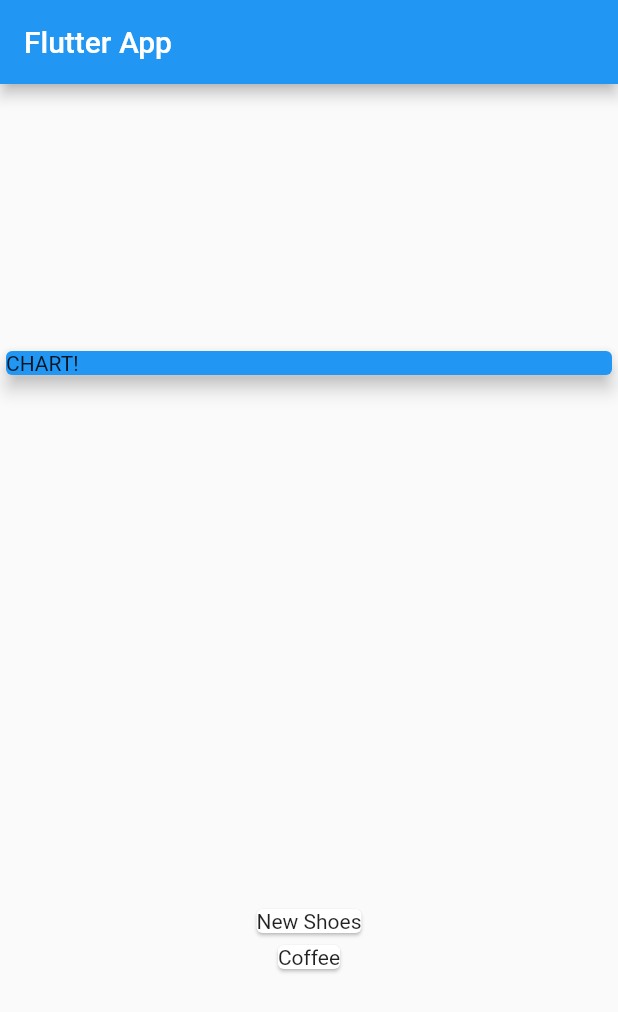
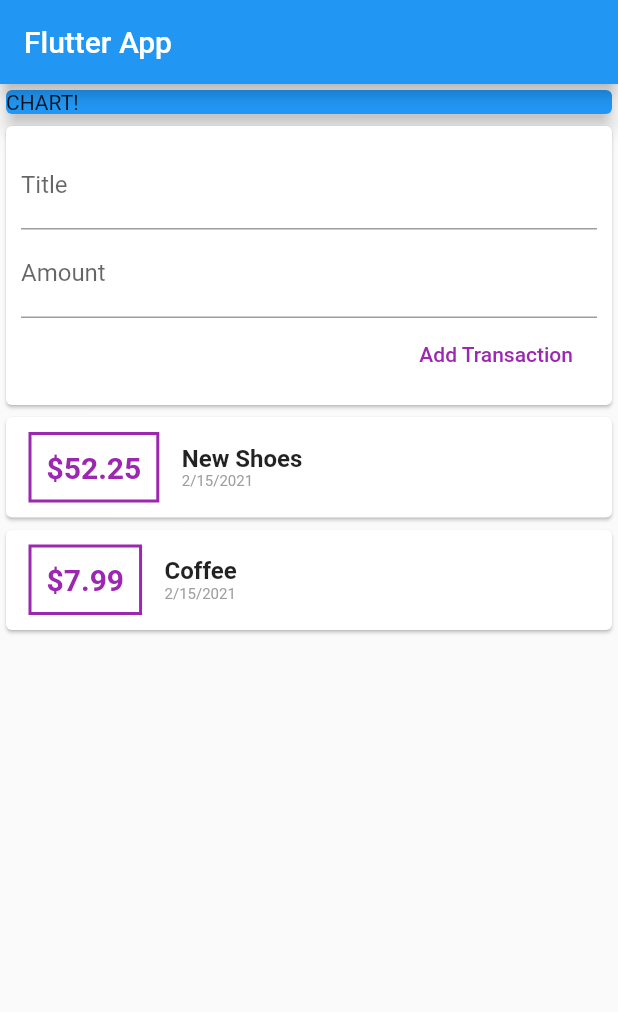
Before and after one commit to lwood54/explore_flutter, a Flutter app: the screen it shows after launch, on a phone screen of 412 x 824 dp. Shown: the top 1012 px of the screen. Run offline on Flutter 3.47's test engine with Material 2 defaults, Android fonts, the phone set to English and light mode, and no system bars.

Commit message:
75-90: refacotr and add transactions to list

```diff
--- a/lib/main.dart
+++ b/lib/main.dart
@@ -1,5 +1,5 @@
+import './widgets/user_transactions.dart';
 import 'package:flutter/material.dart';
-import './transaction.dart';
 
 void main() => runApp(MyApp());
 
@@ -14,20 +14,8 @@ class MyApp extends StatelessWidget {
 }
 
 class HomePage extends StatelessWidget {
-  final List<Transaction> transactions = [
-    Transaction(
-      id: 't1',
-      title: 'New Shoes',
-      amount: 52.25,
-      date: DateTime.now(),
-    ),
-    Transaction(
-      id: 't2',
-      title: 'Coffee',
-      amount: 7.99,
-      date: DateTime.now(),
-    ),
-  ];
+  final titleController = TextEditingController();
+  final amountController = TextEditingController();
 
   @override
   Widget build(BuildContext context) {
@@ -35,8 +23,8 @@ class HomePage extends StatelessWidget {
       appBar: AppBar(
         title: Text('Flutter App'),
       ),
-      body: Column(
-          mainAxisAlignment: MainAxisAlignment.spaceAround,
+      body: SingleChildScrollView(
+        child: Column(
             crossAxisAlignment: CrossAxisAlignment.center,
             children: <Widget>[
               Container(
@@ -47,14 +35,9 @@ class HomePage extends StatelessWidget {
                   elevation: 5,
                 ),
               ),
-            Column(
-              children: transactions.map((item) {
-                return Card(
-                  child: Text(item.title),
-                );
-              }).toList(),
+              UserTransactions(),
+            ]),
       ),
-          ]),
     );
   }
 }
--- /dev/null
+++ b/lib/widgets/new_transaction.dart
@@ -0,0 +1,53 @@
+import 'package:flutter/material.dart';
+
+class NewTransaction extends StatelessWidget {
+  final titleController = TextEditingController();
+  final amountController = TextEditingController();
+  final Function handleAddTransaction;
+
+  NewTransaction(this.handleAddTransaction);
+
+  void submitData() {
+    final enteredTitle = titleController.text;
+    final enteredAmount = double.parse(amountController.text);
+
+    if (enteredTitle.isEmpty || enteredAmount <= 0) {
+      return;
+    }
+    handleAddTransaction(
+      titleController.text,
+      double.parse(amountController.text),
+    );
+  }
+
+  @override
+  Widget build(BuildContext context) {
+    return Card(
+      child: Container(
+        padding: EdgeInsets.all(10),
+        child: Column(
+          crossAxisAlignment: CrossAxisAlignment.end,
+          children: <Widget>[
+            TextField(
+              decoration: InputDecoration(labelText: 'Title'),
+              controller: titleController,
+              keyboardType: TextInputType.text,
+              onSubmitted: (_) => submitData(),
+            ),
+            TextField(
+              decoration: InputDecoration(labelText: 'Amount'),
+              controller: amountController,
+              keyboardType: TextInputType.numberWithOptions(decimal: true),
+              onSubmitted: (_) => submitData(),
+            ),
+            FlatButton(
+              child: Text('Add Transaction'),
+              textColor: Colors.purple,
+              onPressed: submitData,
+            )
+          ],
+        ),
+      ),
+    );
+  }
+}
--- /dev/null
+++ b/lib/widgets/transaction_list.dart
@@ -0,0 +1,60 @@
+import '../models/transaction.dart';
+import 'package:flutter/material.dart';
+import 'package:intl/intl.dart';
+
+class TransactionList extends StatelessWidget {
+  final List<Transaction> transactions;
+
+  TransactionList(this.transactions);
+  @override
+  Widget build(BuildContext context) {
+    return Container(
+        height: 300,
+        child: ListView.builder(
+          itemBuilder: (ctx, i) {
+            return Card(
+              child: Row(
+                children: <Widget>[
+                  Container(
+                    margin: EdgeInsets.symmetric(vertical: 10, horizontal: 15),
+                    decoration: BoxDecoration(
+                        border: Border.all(
+                      color: Colors.purple,
+                      width: 2,
+                    )),
+                    padding: EdgeInsets.all(10),
+                    child: Text(
+                      '\$${transactions[i].amount.toStringAsFixed(2)}',
+                      style: TextStyle(
+                          fontWeight: FontWeight.bold,
+                          fontSize: 20,
+                          color: Colors.purple),
+                    ),
+                  ),
+                  Column(
+                    crossAxisAlignment: CrossAxisAlignment.start,
+                    children: <Widget>[
+                      Text(
+                        '${transactions[i].title}',
+                        style: TextStyle(
+                          fontWeight: FontWeight.bold,
+                          fontSize: 16,
+                        ),
+                      ),
+                      Text(
+                        DateFormat.yMd().format(transactions[i].date),
+                        style: TextStyle(
+                          fontSize: 10,
+                          color: Colors.grey,
+                        ),
+                      ),
+                    ],
+                  )
+                ],
+              ),
+            );
+          },
+          itemCount: transactions.length,
+        ));
+  }
+}
--- /dev/null
+++ b/lib/widgets/user_transactions.dart
@@ -0,0 +1,45 @@
+import '../models/transaction.dart';
+import './transaction_list.dart';
+import './new_transaction.dart';
+import 'package:flutter/material.dart';
+
+class UserTransactions extends StatefulWidget {
+  @override
+  _UserTransactionsState createState() => _UserTransactionsState();
+}
+
+class _UserTransactionsState extends State<UserTransactions> {
+  final List<Transaction> _userTransactions = [
+    Transaction(
+      id: 't1',
+      title: 'New Shoes',
+      amount: 52.25,
+      date: DateTime.now(),
+    ),
+    Transaction(
+      id: 't2',
+      title: 'Coffee',
+      amount: 7.99,
+      date: DateTime.now(),
+    ),
+  ];
+  void _handleAddTransaction(String title, double amount) {
+    final newTransaction = Transaction(
+        id: DateTime.now().toString(),
+        title: title,
+        amount: amount,
+        date: DateTime.now());
+
+    setState(() {
+      _userTransactions.add(newTransaction);
+    });
+  }
+
+  @override
+  Widget build(BuildContext context) {
+    return Column(children: <Widget>[
+      NewTransaction(_handleAddTransaction),
+      TransactionList(_userTransactions),
+    ]);
+  }
+}
--- a/pubspec.yaml
+++ b/pubspec.yaml
@@ -23,12 +23,14 @@ environment:
 dependencies:
   flutter:
     sdk: flutter
+  # intl (Date internationalization)
+  intl: ^0.16.1
 
 
   # The following adds the Cupertino Icons font to your application.
   # Use with the CupertinoIcons class for iOS style icons.
   cupertino_icons: ^1.0.0
-  english_words: ^3.1.5
+
 
 dev_dependencies:
   flutter_test:
```
Also changed, not shown: lib/models/transaction.dart (renamed from lib/transaction.dart), pubspec.lock. Lines whose indentation alone changed are shown as unchanged.
